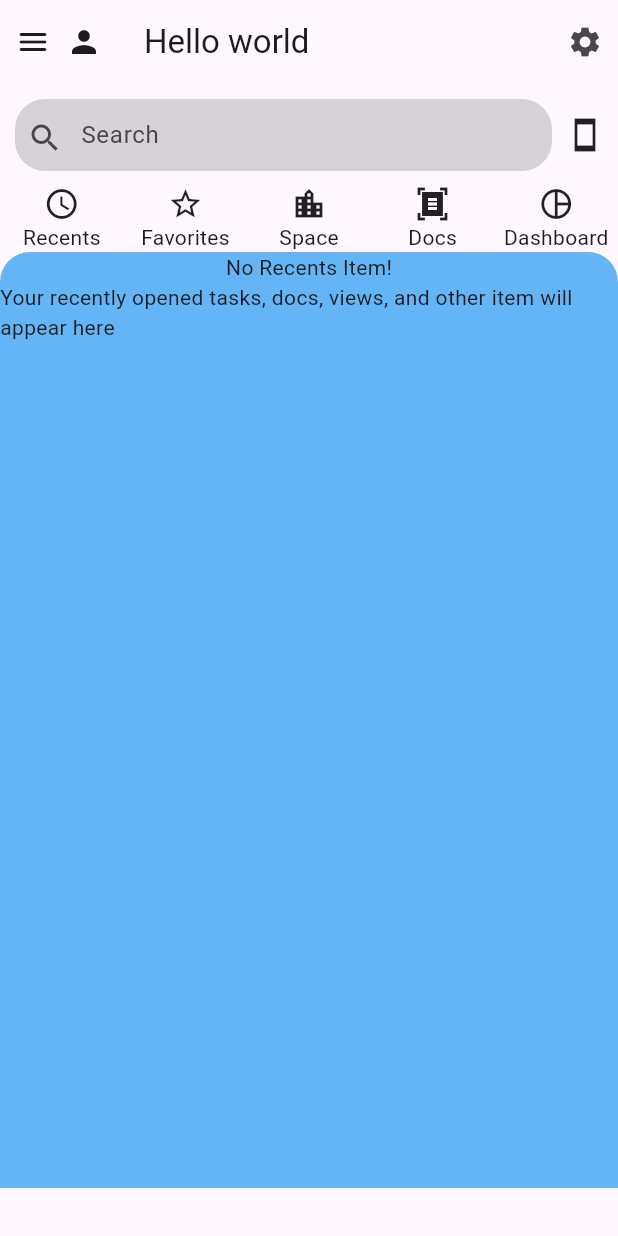
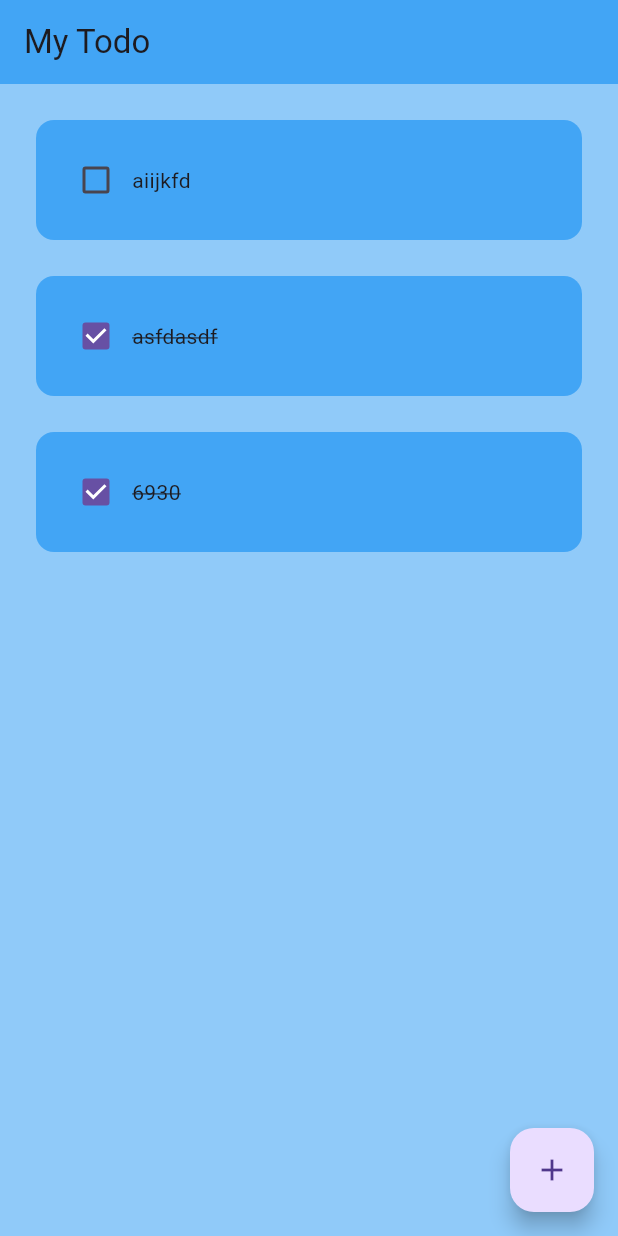
Before and after one commit to le0815/flutter_basic, a Flutter app: the screen it shows after launch, on a phone screen of 412 x 824 dp. Run offline on Flutter 3.47's test engine with Material 3 defaults, Android fonts, the phone set to English and light mode, and no system bars.

Commit message:
make ToDoApp

```diff
--- a/lib/main.dart
+++ b/lib/main.dart
@@ -1,155 +1,18 @@
 import 'package:flutter/material.dart';
-
-double _app_bar_size = 0;
+import 'package:flutter_application_3/pages/home_page.dart';
 
 void main() {
-  runApp(const HomeScreen());
+  runApp(MyApp());
 }
 
-class HomeScreen extends StatelessWidget {
-  const HomeScreen({super.key});
+class MyApp extends StatelessWidget {
+  const MyApp({super.key});
 
   @override
   Widget build(BuildContext context) {
-    final mediaQuery = MediaQuery.of(context);
-
     return MaterialApp(
-      home: Scaffold(
-        appBar: _buildAppBar(),
-        body: Container(
-          // width: double.infinity,
-          // height: double.infinity,
-          child: Column(
-            children: [
-              _buildSearchBar(),
-              _buildTopNav(),
-              Container(
-                width: mediaQuery.size.width,
-                height: mediaQuery.size.height - 143 - 56 - 1,
-                decoration: BoxDecoration(
-                  color: Colors.blue[300],
-                  borderRadius: const BorderRadius.only(
-                    topLeft: Radius.circular(20),
-                    topRight: Radius.circular(20),
-                  ),
-                ),
-                // constraints: const BoxConstraints.expand(),
-                child: const Column(
-                  children: [
-                    Text("No Recents Item!"),
-                    Text("Your recently opened tasks, docs, views, and "
-                        "other item will appear here"),
-                  ],
-                ),
-              ),
-            ],
-          ),
-        ),
-      ),
+      home: HomePage(),
+      theme: ThemeData(primarySwatch: Colors.blue),
     );
   }
-
-  Row _buildTopNav() {
-    return Row(
-      children: [
-        _buildIconWithTextBelow(
-          icon: const Icon(Icons.watch_later_outlined),
-          text: const Text("Recents"),
-        ),
-        _buildIconWithTextBelow(
-          icon: const Icon(Icons.star_border_outlined),
-          text: const Text("Favorites"),
-        ),
-        _buildIconWithTextBelow(
-          icon: const Icon(Icons.location_city_outlined),
-          text: const Text("Space"),
-        ),
-        _buildIconWithTextBelow(
-          icon: const Icon(Icons.document_scanner_sharp),
-          text: const Text("Docs"),
-        ),
-        _buildIconWithTextBelow(
-          icon: const Icon(Icons.pie_chart_outline_sharp),
-          text: const Text(
-            "Dashboard",
-            overflow: TextOverflow.ellipsis,
-          ),
-        ),
-      ],
-    );
-  }
-
-  Expanded _buildIconWithTextBelow({required Icon icon, required Text text}) {
-    return Expanded(
-      child: Column(
-        children: [
-          icon,
-          text,
-        ],
-      ),
-    );
-  }
-
-  Padding _buildSearchBar() {
-    return Padding(
-      padding: const EdgeInsets.all(10.0),
-      child: Row(
-        children: [
-          Expanded(
-            child: Container(
-              // width: 200,
-              decoration: BoxDecoration(
-                color: const Color.fromARGB(39, 0, 0, 0),
-                borderRadius: BorderRadius.circular(20),
-              ),
-              child: const TextField(
-                decoration: InputDecoration(
-                  contentPadding: EdgeInsets.only(left: 8),
-                  prefixIcon: Padding(
-                    padding: EdgeInsets.only(left: 8, right: 8),
-                    child: Icon(Icons.search),
-                  ),
-                  prefixIconConstraints: BoxConstraints(
-                    maxHeight: 20,
-                    minWidth: 30,
-                  ),
-                  hintText: "Search",
-                  border: InputBorder.none,
-                ),
-              ),
-            ),
-          ),
-          const SizedBox(
-            width: 10,
-          ),
-          const Icon(Icons.stay_primary_portrait_sharp)
-        ],
-      ),
-    );
-  }
-
-  AppBar _buildAppBar() {
-    final AppBar appBar = AppBar(
-      title: const Text("Hello world"),
-      leadingWidth: 80,
-      leading: const Padding(
-        padding: EdgeInsets.only(left: 10),
-        child: Row(
-          children: [
-            Icon(Icons.menu_rounded),
-            SizedBox(width: 10),
-            Icon(Icons.person),
-          ],
-        ),
-      ),
-      actions: const [
-        Icon(Icons.settings),
-        SizedBox(width: 10),
-      ],
-    );
-
-    _app_bar_size = appBar.preferredSize.height;
-
-    return appBar;
-  }
 }
--- /dev/null
+++ b/lib/pages/home_page.dart
@@ -0,0 +1,72 @@
+import 'package:flutter/material.dart';
+import 'package:flutter_application_3/util/add_todo_dialog.dart';
+import 'package:flutter_application_3/util/todo_tile.dart';
+
+class HomePage extends StatefulWidget {
+  const HomePage({super.key});
+
+  @override
+  State<HomePage> createState() => _HomePageState();
+}
+
+class _HomePageState extends State<HomePage> {
+  final _controller = TextEditingController();
+
+  List toDoList = [
+    ["aiijkfd", false],
+    ["asfdasdf", true],
+    ['6930', true],
+  ];
+
+  void CheckBoxChange(bool? value, int index) {
+    setState(() {
+      toDoList[index][1] = !toDoList[index][1];
+    });
+  }
+
+  void CreateNewTask() {
+    showDialog(
+      context: context,
+      builder: (context) {
+        return AddTodoDialog(
+          controller: _controller,
+          onBack: () => Navigator.of(context).pop(),
+          onSave: SaveTask,
+        );
+      },
+    );
+  }
+
+  void SaveTask() {
+    setState(() {
+      toDoList.add([_controller.text, false]);
+    });
+    //back to homescreen
+    Navigator.of(context).pop();
+  }
+
+  @override
+  Widget build(BuildContext context) {
+    return Scaffold(
+      backgroundColor: Colors.blue[200],
+      appBar: AppBar(
+        title: Text("My Todo"),
+        backgroundColor: Colors.blue[400],
+      ),
+      floatingActionButton: FloatingActionButton(
+        onPressed: CreateNewTask,
+        child: Icon(Icons.add),
+      ),
+      body: ListView.builder(
+        itemCount: toDoList.length,
+        itemBuilder: (context, index) {
+          return TodoTile(
+            name: toDoList[index][0],
+            completed: toDoList[index][1],
+            onChanged: (d) => CheckBoxChange(d, index),
+          );
+        },
+      ),
+    );
+  }
+}
--- /dev/null
+++ b/lib/util/add_todo_dialog.dart
@@ -0,0 +1,49 @@
+import 'package:flutter/material.dart';
+
+class AddTodoDialog extends StatelessWidget {
+  final TextEditingController controller;
+  VoidCallback? onSave;
+  VoidCallback? onBack;
+
+  AddTodoDialog(
+      {super.key,
+      required this.controller,
+      required this.onSave,
+      required this.onBack});
+
+  @override
+  Widget build(BuildContext context) {
+    return AlertDialog(
+      backgroundColor: Colors.blue[100],
+      content: Container(
+        // width: 50,
+        height: 120,
+        child: Column(
+          mainAxisAlignment: MainAxisAlignment.spaceAround,
+          children: [
+            TextField(
+              controller: controller,
+              decoration: const InputDecoration(
+                  border: OutlineInputBorder(),
+                  hintText: "Create a new note",
+                  filled: true),
+            ),
+            Row(
+              mainAxisAlignment: MainAxisAlignment.end,
+              children: [
+                TextButton(
+                  onPressed: onBack,
+                  child: const Text('Back'),
+                ),
+                TextButton(
+                  onPressed: onSave,
+                  child: const Text('Save'),
+                ),
+              ],
+            )
+          ],
+        ),
+      ),
+    );
+  }
+}
--- /dev/null
+++ b/lib/util/todo_tile.dart
@@ -0,0 +1,47 @@
+import 'package:flutter/material.dart';
+
+class TodoTile extends StatelessWidget {
+  final bool completed;
+  final String name;
+  Function(bool?)? onChanged;
+
+  TodoTile({
+    super.key,
+    required this.name,
+    required this.completed,
+    required this.onChanged,
+  });
+
+  @override
+  Widget build(BuildContext context) {
+    return Padding(
+      padding: const EdgeInsets.only(top: 24.0, left: 24.0, right: 24.0),
+      child: Container(
+        padding: EdgeInsets.all(16),
+        decoration: BoxDecoration(
+          color: Colors.blue[400],
+          borderRadius: BorderRadius.circular(12),
+        ),
+        child: Row(
+          children: [
+            //checkbox
+            Checkbox(
+              value: completed,
+              onChanged: onChanged,
+              hoverColor: Colors.green[400],
+            ),
+            // todo name
+            Text(
+              name,
+              style: TextStyle(
+                decoration: completed
+                    ? TextDecoration.lineThrough
+                    : TextDecoration.none,
+              ),
+            ),
+          ],
+        ),
+      ),
+    );
+  }
+}
```
Also changed, not shown: 1 other file.
